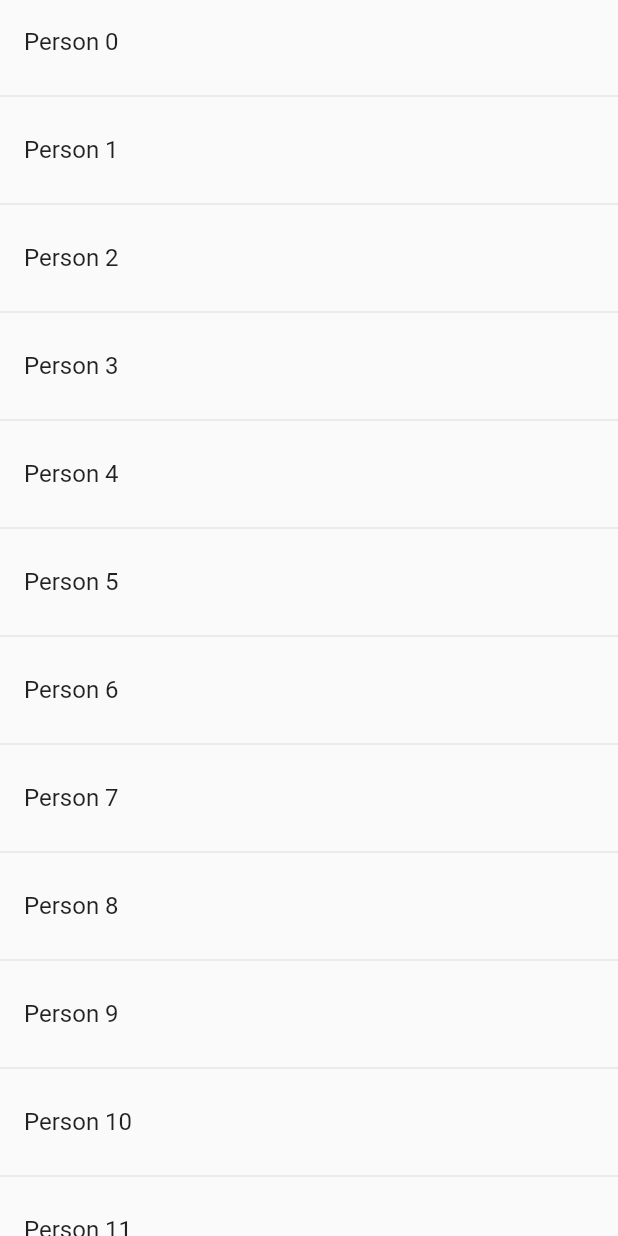
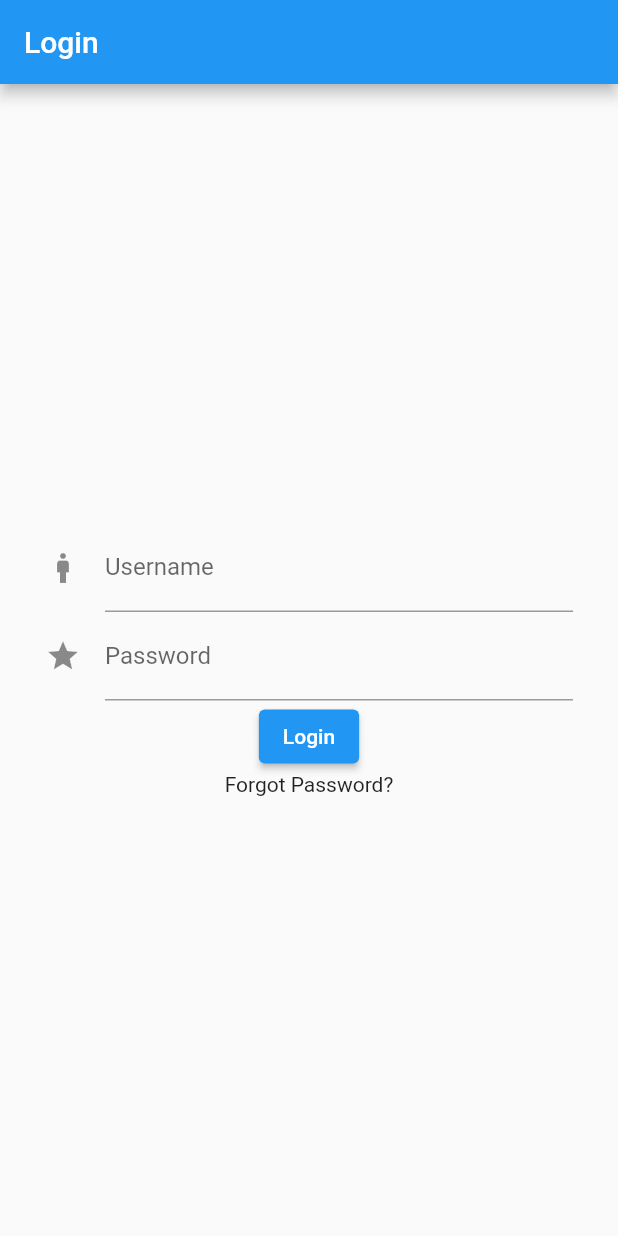
Before and after one commit to AbdulKhadhar/Counter-FLutter, a Flutter app: the screen it shows after launch, on a phone screen of 412 x 824 dp. Run offline on Flutter 3.47's test engine with Material 2 defaults, Android fonts, the phone set to English and light mode, and no system bars; our stand-ins replace shared_preferences; missing offline and left inert: shared_preferences_web.

Commit message:
Simple Login Page UI

```diff
--- /dev/null
+++ b/lib/SharedPrefSample1/main.dart
@@ -0,0 +1,36 @@
+//import 'dart:html';
+
+import 'package:flutter/cupertino.dart';
+import 'package:flutter/material.dart';
+import 'package:sample_project_1/screen_1.dart';
+import 'package:sample_project_1/screen_2.dart';
+import 'package:shared_preferences/shared_preferences.dart';
+
+
+Future<void> main() async{
+  runApp(MyApp());
+}
+
+class MyApp extends StatelessWidget {
+  const MyApp({Key? key}) : super(key: key);
+
+  @override
+  Widget build(BuildContext context) {
+    return MaterialApp(
+      title: 'Blah Blah',
+      theme: ThemeData(
+        primarySwatch: Colors.blueGrey,
+
+      ),
+      home: ScreenOne(),
+      // routes: {
+      //   'screen_1' :(context) {
+      //     return ScreenOne();
+      //     },
+      //   'screen_2' :(context) {
+      //     return ScreenTwo();
+      //   }
+      // },
+    );
+  }
+}
--- /dev/null
+++ b/lib/login_page.dart
@@ -0,0 +1,48 @@
+import 'package:flutter/material.dart';
+import 'package:flutter/src/foundation/key.dart';
+import 'package:flutter/src/widgets/framework.dart';
+
+class LoginPage extends StatelessWidget {
+  const LoginPage({Key? key}) : super(key: key);
+
+  @override
+  Widget build(BuildContext context) {
+    return Scaffold(
+      appBar: AppBar(
+        title: Text('Login'),
+      ),
+      body: SafeArea(child: Padding(
+        padding: const EdgeInsets.all(30),
+        child: Column(
+          mainAxisAlignment: MainAxisAlignment.center,
+
+          children: [
+            TextFormField(
+              decoration: const InputDecoration(
+                hintText: 'Whats your username buddy ?',
+                icon: Icon(Icons.man),
+                labelText: 'Username'
+              ),
+            ),
+            TextFormField(
+              decoration: const InputDecoration(
+                hintText: 'Enter your password ?',
+                icon: Icon(Icons.star),
+                labelText: 'Password',
+
+              ),
+              obscureText: true,
+            ),
+            ElevatedButton(onPressed: (){}, child: Text('Login')),
+            InkWell(
+              child: new Text('Forgot Password?'),
+              onTap: (){
+                print('Clicked Forgot');
+              },
+            )
+          ],
+        ),
+      )),
+    );
+  }
+}
--- a/lib/main.dart
+++ b/lib/main.dart
@@ -1,13 +1,9 @@
 import 'package:flutter/cupertino.dart';
 import 'package:flutter/material.dart';
-import 'package:sample_project_1/screen_1.dart';
-import 'package:sample_project_1/screen_2.dart';
-import 'package:shared_preferences/shared_preferences.dart';
+import 'package:sample_project_1/SharedPrefSample1/main.dart';
+import 'package:sample_project_1/login_page.dart';
 
-late SharedPreferences sharedPreferences;
-
-Future<void> main() async{
-  sharedPreferences = await SharedPreferences.getInstance();
+void main(List<String> args) {
   runApp(MyApp());
 }
 
@@ -17,20 +13,7 @@ class MyApp extends StatelessWidget {
   @override
   Widget build(BuildContext context) {
     return MaterialApp(
-      title: 'Blah Blah',
-      theme: ThemeData(
-        primarySwatch: Colors.blueGrey,
-
-      ),
-      home: ScreenOne(),
-      // routes: {
-      //   'screen_1' :(context) {
-      //     return ScreenOne();
-      //     },
-      //   'screen_2' :(context) {
-      //     return ScreenTwo();
-      //   }
-      // },
+      home: LoginPage(),
     );
   }
 }
--- a/lib/screen_1.dart
+++ /dev/null
@@ -1,32 +0,0 @@
-//import 'dart:html';
-
-import 'package:flutter/material.dart';
-import 'package:flutter/src/foundation/key.dart';
-import 'package:flutter/src/widgets/framework.dart';
-import 'package:sample_project_1/screen_2.dart';
-
-class ScreenOne extends StatelessWidget {
-  const ScreenOne({Key? key}) : super(key: key);
-
-  @override
-  Widget build(BuildContext context) {
-    return Scaffold(
-      body: SafeArea(
-          child: ListView.separated(
-              itemBuilder: (ctx,index){
-                return ListTile(
-                  title: Text('Person $index'),
-                  onTap: (){
-                    Navigator.of(context).push(MaterialPageRoute(builder: (ctx){
-                      return ScreenTwo(name: 'Person $index');
-                    }));
-                  },
-                );
-              },
-              separatorBuilder: (ctx,index){
-                return Divider();
-              },
-              itemCount: 30)),
-    );
-  }
-}
```
Also changed, not shown: lib/SharedPrefSample1/generated_plugin_registrant.dart (added, +17 -0 lines), lib/SharedPrefSample1/screen_1.dart (added, +56 -0 lines), lib/SharedPrefSample1/screen_2.dart (renamed from lib/screen_2.dart, +5 -6 lines).
